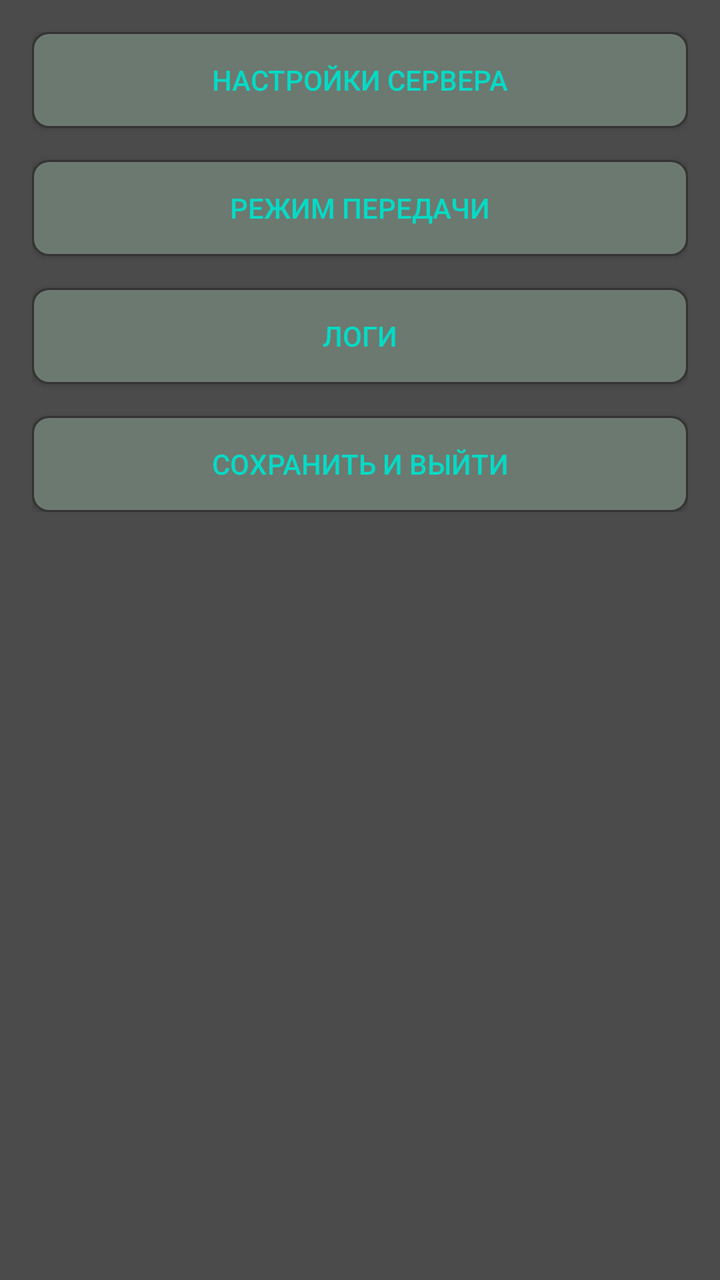
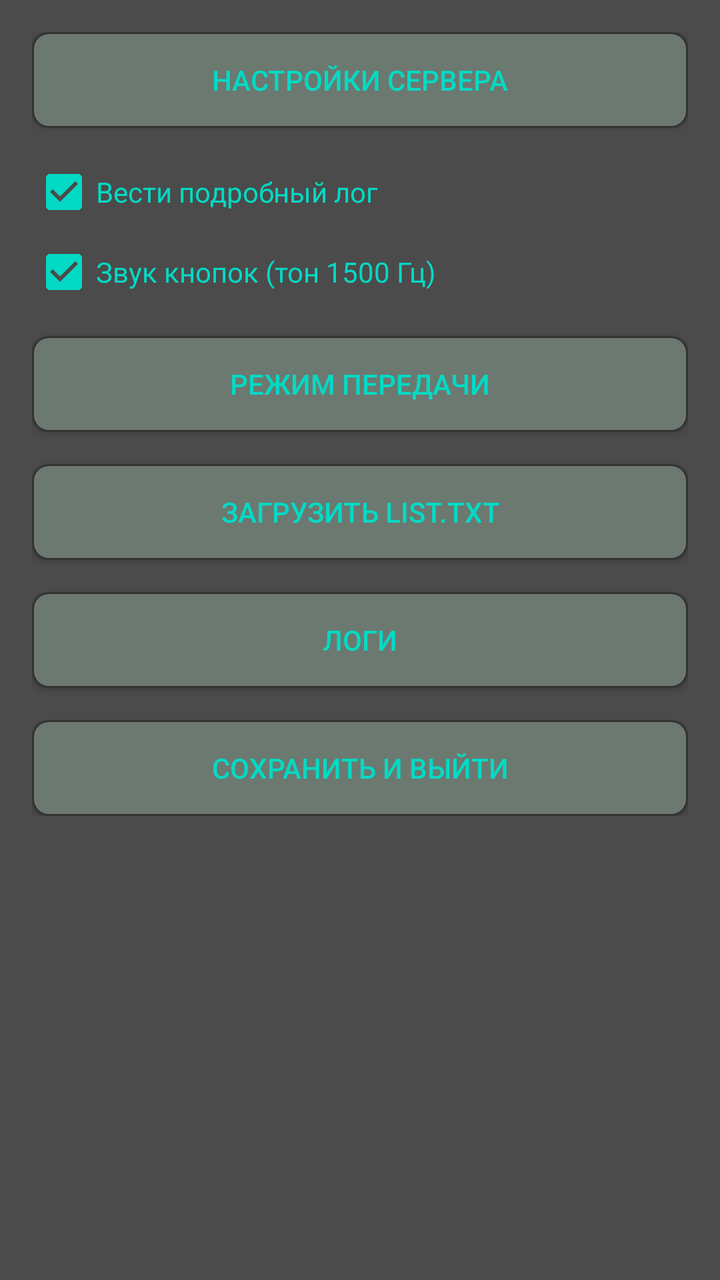

An Android layout rendered at two revisions. The XML below is the earlier revision; the diff shows what the commit changed to produce the second picture.
<!-- AndroidManifest.xml: application theme AppTheme -->
<!-- res/layout/activity_settings.xml -->
<?xml version="1.0" encoding="utf-8"?>
<ScrollView xmlns:android="http://schemas.android.com/apk/res/android"
    android:layout_width="match_parent"
    android:layout_height="match_parent"
    android:background="@color/colorback"
    android:padding="16dp">

    <LinearLayout
        android:layout_width="match_parent"
        android:layout_height="wrap_content"
        android:orientation="vertical">

        <Button
            android:id="@+id/btnToggleServer"
            android:layout_width="match_parent"
            android:layout_height="wrap_content"
            android:background="@drawable/roundshapebtn"
            android:text="Настройки сервера"
            android:textColor="@color/colorButton"
            android:layout_marginBottom="16dp" />

        <LinearLayout
            android:id="@+id/layoutServerSettings"
            android:layout_width="match_parent"
            android:layout_height="wrap_content"
            android:orientation="vertical"
            android:visibility="gone">

            <LinearLayout
                android:layout_width="match_parent"
                android:layout_height="wrap_content"
                android:gravity="center_vertical"
                android:layout_marginBottom="16dp"
                android:orientation="horizontal">
                <TextView
                    android:layout_width="0dp"
                    android:layout_height="wrap_content"
                    android:layout_weight="1"
                    android:text="MyMailIndex ="
                    android:textColor="@color/colortextabout"
                    android:textSize="18sp" />
                <EditText
                    android:id="@+id/editMailIndex"
                    android:layout_width="120dp"
                    android:layout_height="wrap_content"
                    android:backgroundTint="@color/colortextabout"
                    android:inputType="number"
                    android:textColor="@color/colortextabout"
                    android:textSize="18sp" />
            </LinearLayout>

            <LinearLayout
                android:layout_width="match_parent"
                android:layout_height="wrap_content"
                android:gravity="center_vertical"
                android:layout_marginBottom="16dp"
                android:orientation="horizontal">
                <TextView
                    android:layout_width="0dp"
                    android:layout_height="wrap_content"
                    android:layout_weight="1"
                    android:text="Priznak_pmr ="
                    android:textColor="@color/colortextabout"
                    android:textSize="18sp" />
                <EditText
                    android:id="@+id/editPriznak"
                    android:layout_width="120dp"
                    android:layout_height="wrap_content"
                    android:backgroundTint="@color/colortextabout"
                    android:inputType="number"
                    android:maxLength="5"
                    android:textColor="@color/colortextabout"
                    android:textSize="18sp" />
            </LinearLayout>

            <LinearLayout
                android:layout_width="match_parent"
                android:layout_height="wrap_content"
                android:gravity="center_vertical"
                android:layout_marginBottom="16dp"
                android:orientation="horizontal">
                <TextView
                    android:layout_width="0dp"
                    android:layout_height="wrap_content"
                    android:layout_weight="1"
                    android:text="PORT_prm ="
                    android:textColor="@color/colortextabout"
                    android:textSize="18sp" />
                <EditText
                    android:id="@+id/editPortPrm"
                    android:layout_width="120dp"
                    android:layout_height="wrap_content"
                    android:backgroundTint="@color/colortextabout"
                    android:inputType="number"
                    android:textColor="@color/colortextabout"
                    android:textSize="18sp" />
            </LinearLayout>

            <LinearLayout
                android:layout_width="match_parent"
                android:layout_height="wrap_content"
                android:gravity="center_vertical"
                android:layout_marginBottom="16dp"
                android:orientation="horizontal">
                <TextView
                    android:layout_width="0dp"
                    android:layout_height="wrap_content"
                    android:layout_weight="1"
                    android:text="PORT_prd ="
                    android:textColor="@color/colortextabout"
                    android:textSize="18sp" />
                <EditText
                    android:id="@+id/editPortPrd"
                    android:layout_width="120dp"
                    android:layout_height="wrap_content"
                    android:backgroundTint="@color/colortextabout"
                    android:inputType="number"
                    android:textColor="@color/colortextabout"
                    android:textSize="18sp" />
            </LinearLayout>

            <LinearLayout
                android:layout_width="match_parent"
                android:layout_height="wrap_content"
                android:gravity="center_vertical"
                android:layout_marginBottom="24dp"
                android:orientation="horizontal">
                <TextView
                    android:layout_width="0dp"
                    android:layout_height="wrap_content"
                    android:layout_weight="1"
                    android:text="ip_server ="
                    android:textColor="@color/colortextabout"
                    android:textSize="18sp" />
                <EditText
                    android:id="@+id/editIp"
                    android:layout_width="150dp"
                    android:layout_height="wrap_content"
                    android:backgroundTint="@color/colortextabout"
                    android:inputType="text"
                    android:textColor="@color/colortextabout"
                    android:textSize="18sp" />
            </LinearLayout>
        </LinearLayout>

        <Button
            android:id="@+id/btnCodecDialog"
            android:layout_width="match_parent"
            android:layout_height="wrap_content"
            android:layout_marginBottom="16dp"
            android:background="@drawable/roundshapebtn"
            android:text="Режим передачи"
            android:textColor="@color/colorButton" />

        <Button
            android:id="@+id/btnChanList"
            android:layout_width="match_parent"
            android:layout_height="wrap_content"
            android:layout_marginBottom="16dp"
            android:background="@drawable/roundshapebtn"
            android:text="Список"
            android:textColor="@color/colorButton"
            android:visibility="gone" />

        <Button
            android:id="@+id/btnLogs"
            android:layout_width="match_parent"
            android:layout_height="wrap_content"
            android:layout_marginBottom="16dp"
            android:background="@drawable/roundshapebtn"
            android:text="Логи"
            android:textColor="@color/colorButton" />

        <Button
            android:id="@+id/btnSaveSettings"
            android:layout_width="match_parent"
            android:layout_height="wrap_content"
            android:background="@drawable/roundshapebtn"
            android:text="СОХРАНИТЬ И ВЫЙТИ"
            android:textColor="@color/colorButton" />
    </LinearLayout>
</ScrollView>
<!-- resources referenced by this layout -->
<resources>
  <color name="colorButton">#03dac5</color>
  <color name="colorback">#4b4b4b</color>
  <color name="colortextabout">#03dac5</color>
  <!-- drawable roundshapebtn (drawable) -->
  <?xml version="1.0" encoding="utf-8"?>
  <shape xmlns:android="http://schemas.android.com/apk/res/android"
      android:shape="rectangle">
      <corners android:radius="8dp" />
      <solid android:color="@color/colorButtonBack" />
      <stroke android:width="1dp" android:color="#333333" />
  </shape>
  <style name="AppTheme" parent="Theme.AppCompat.Light.NoActionBar">
          <item name="colorAccent">@color/colorAccent</item>
          <item name="colorPrimary">@color/colorPrimary</item>
          <item name="colorPrimaryDark">@color/colorPrimaryDark</item>
      </style>
  <color name="colorButtonBack">#6c7970</color>
  <color name="colorAccent">#03dac5</color>
  <color name="colorPrimary">#6200ee</color>
  <color name="colorPrimaryDark">#3700b3</color>
</resources>

<!-- the commit's change to res/layout/activity_settings.xml (unified diff, before → after) -->
@@ -26,6 +26,7 @@
             android:orientation="vertical"
             android:visibility="gone">
 
+            
             <LinearLayout
                 android:layout_width="match_parent"
                 android:layout_height="wrap_content"
@@ -49,6 +50,7 @@
                     android:textSize="18sp" />
             </LinearLayout>
 
+            
             <LinearLayout
                 android:layout_width="match_parent"
                 android:layout_height="wrap_content"
@@ -73,6 +75,7 @@
                     android:textSize="18sp" />
             </LinearLayout>
 
+            
             <LinearLayout
                 android:layout_width="match_parent"
                 android:layout_height="wrap_content"
@@ -96,6 +99,7 @@
                     android:textSize="18sp" />
             </LinearLayout>
 
+            
             <LinearLayout
                 android:layout_width="match_parent"
                 android:layout_height="wrap_content"
@@ -119,11 +123,12 @@
                     android:textSize="18sp" />
             </LinearLayout>
 
-            <LinearLayout
-                android:layout_width="match_parent"
-                android:layout_height="wrap_content"
-                android:gravity="center_vertical"
-                android:layout_marginBottom="24dp"
+            
+            <LinearLayout
+                android:layout_width="match_parent"
+                android:layout_height="wrap_content"
+                android:gravity="center_vertical"
+                android:layout_marginBottom="16dp"
                 android:orientation="horizontal">
                 <TextView
                     android:layout_width="0dp"
@@ -141,7 +146,109 @@
                     android:textColor="@color/colortextabout"
                     android:textSize="18sp" />
             </LinearLayout>
+
+            
+            <CheckBox
+                android:id="@+id/cbAskPassword"
+                android:layout_width="match_parent"
+                android:layout_height="wrap_content"
+                android:text="Запрашивать пароль при входе в админку"
+                android:textColor="@color/colortextabout"
+                android:checked="true"
+                android:layout_marginTop="8dp"
+                android:layout_marginBottom="16dp" />
+
+            
+            <CheckBox
+                android:id="@+id/cbUsilMic"
+                android:layout_width="match_parent"
+                android:layout_height="wrap_content"
+                android:text="Усилитель микрофона (onUsilMic)"
+                android:textColor="@color/colortextabout"
+                android:layout_marginTop="8dp" />
+                
+            <LinearLayout
+                android:layout_width="match_parent"
+                android:layout_height="wrap_content"
+                android:gravity="center_vertical"
+                android:layout_marginBottom="16dp"
+                android:orientation="horizontal">
+                <TextView
+                    android:layout_width="0dp"
+                    android:layout_height="wrap_content"
+                    android:layout_weight="1"
+                    android:text="MicUsildouble ="
+                    android:textColor="@color/colortextabout"
+                    android:textSize="18sp" />
+                <EditText
+                    android:id="@+id/editUsilMic"
+                    android:layout_width="120dp"
+                    android:layout_height="wrap_content"
+                    android:backgroundTint="@color/colortextabout"
+                    android:inputType="numberDecimal"
+                    android:textColor="@color/colortextabout"
+                    android:textSize="18sp" />
+            </LinearLayout>
+
+            <CheckBox
+                android:id="@+id/cbAgc"
+                android:layout_width="match_parent"
+                android:layout_height="wrap_content"
+                android:text="АРУ (Динамическое усиление)"
+                android:textColor="@color/colortextabout"
+                android:layout_marginBottom="16dp" />
+
+            
+            <CheckBox
+                android:id="@+id/cbUsilDin"
+                android:layout_width="match_parent"
+                android:layout_height="wrap_content"
+                android:text="Усилитель выхода (onUsilDin)"
+                android:textColor="@color/colortextabout"
+                android:layout_marginTop="8dp" />
+
+            <LinearLayout
+                android:layout_width="match_parent"
+                android:layout_height="wrap_content"
+                android:gravity="center_vertical"
+                android:layout_marginBottom="24dp"
+                android:orientation="horizontal">
+                <TextView
+                    android:layout_width="0dp"
+                    android:layout_height="wrap_content"
+                    android:layout_weight="1"
+                    android:text="DinUsildouble ="
+                    android:textColor="@color/colortextabout"
+                    android:textSize="18sp" />
+                <EditText
+                    android:id="@+id/editUsilDin"
+                    android:layout_width="120dp"
+                    android:layout_height="wrap_content"
+                    android:backgroundTint="@color/colortextabout"
+                    android:inputType="numberDecimal"
+                    android:textColor="@color/colortextabout"
+                    android:textSize="18sp" />
+            </LinearLayout>
+
         </LinearLayout>
+
+        <CheckBox
+            android:id="@+id/cbVerboseLog"
+            android:layout_width="match_parent"
+            android:layout_height="wrap_content"
+            android:text="Вести подробный лог"
+            android:textColor="@color/colortextabout"
+            android:checked="true"
+            android:layout_marginBottom="8dp" />
+
+        <CheckBox
+            android:id="@+id/cbSoundEnabled"
+            android:layout_width="match_parent"
+            android:layout_height="wrap_content"
+            android:text="Звук кнопок (тон 1500 Гц)"
+            android:textColor="@color/colortextabout"
+            android:checked="true"
+            android:layout_marginBottom="16dp" />
 
         <Button
             android:id="@+id/btnCodecDialog"
@@ -163,6 +270,15 @@
             android:visibility="gone" />
 
         <Button
+            android:id="@+id/btnLoadList"
+            android:layout_width="match_parent"
+            android:layout_height="wrap_content"
+            android:layout_marginBottom="16dp"
+            android:background="@drawable/roundshapebtn"
+            android:text="ЗАГРУЗИТЬ list.txt"
+            android:textColor="@color/colorButton" />
+
+        <Button
             android:id="@+id/btnLogs"
             android:layout_width="match_parent"
             android:layout_height="wrap_content"
